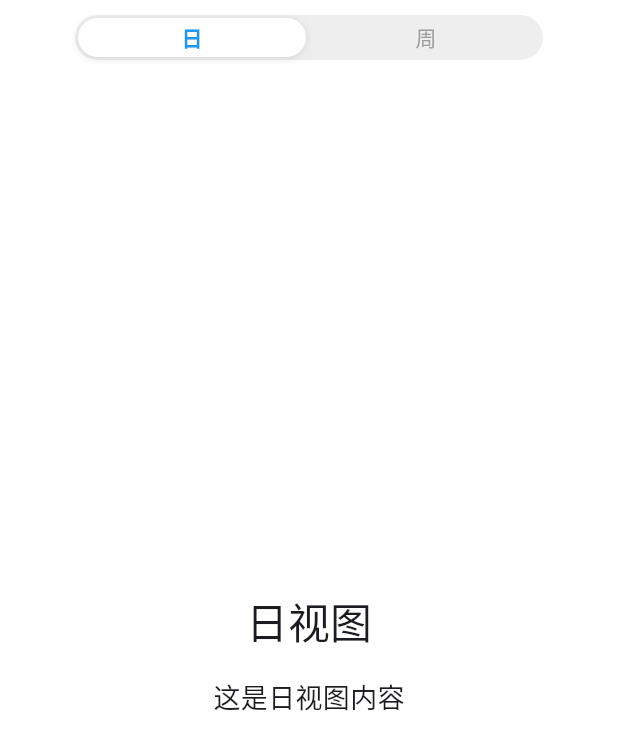
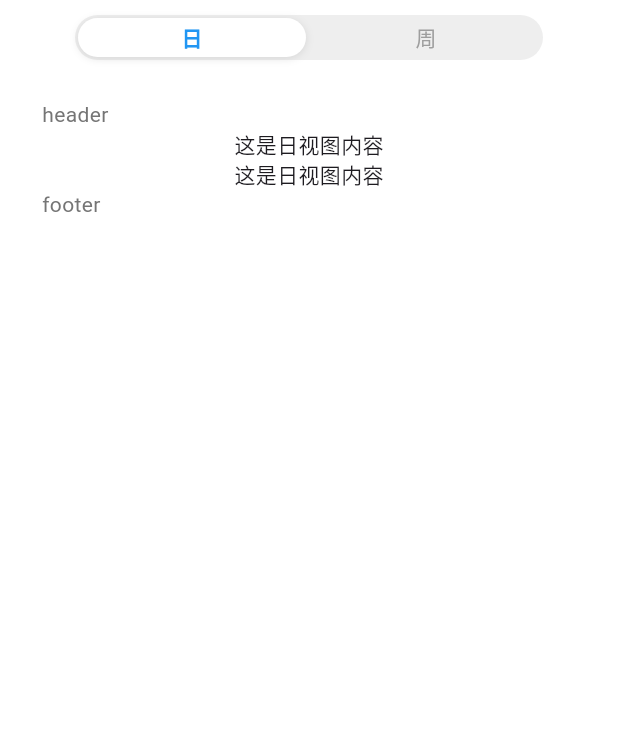
Before and after one commit to cnxianyi/time_monitor_mobile, a Flutter app: the screen it shows after launch, on a phone screen of 412 x 824 dp. Shown: the top 750 px of the screen. Run offline on Flutter 3.47's test engine with Material 3 defaults, Android fonts, the light colour scheme and no system bars.

Commit message:
初步实现body组件

```diff
--- /dev/null
+++ b/lib/components/bodyView.dart
@@ -0,0 +1,57 @@
+import 'package:flutter/material.dart';
+
+class BodyView extends StatelessWidget {
+  final String header;
+  final String footer;
+  final List<Widget> children;
+
+  const BodyView({
+    super.key,
+    required this.header,
+    required this.footer,
+    required this.children,
+  });
+
+  @override
+  Widget build(BuildContext context) {
+    return Column(
+      children: [
+        Row(
+          children: [
+            // 为 header 添加 Padding 和自定义样式
+            Padding(
+              padding: const EdgeInsets.only(left: 12.0), // 左侧 padding 5
+              child: Text(
+                header,
+                style: TextStyle(
+                  fontSize: Theme.of(
+                    context,
+                  ).textTheme.bodyMedium?.fontSize, // 字体小一号
+                  color: Colors.grey[600], // 灰色
+                ),
+              ),
+            ),
+          ],
+        ),
+        Column(children: [...children]),
+        Row(
+          children: [
+            // 为 header 添加 Padding 和自定义样式
+            Padding(
+              padding: const EdgeInsets.only(left: 12.0), // 左侧 padding 5
+              child: Text(
+                footer,
+                style: TextStyle(
+                  fontSize: Theme.of(
+                    context,
+                  ).textTheme.bodyMedium?.fontSize, // 字体小一号
+                  color: Colors.grey[600], // 灰色
+                ),
+              ),
+            ),
+          ],
+        ),
+      ],
+    );
+  }
+}
--- a/lib/components/day_view.dart
+++ /dev/null
@@ -1,21 +0,0 @@
-import 'package:flutter/material.dart';
-
-class DayView extends StatelessWidget {
-  final String title;
-
-  const DayView({super.key, required this.title});
-
-  @override
-  Widget build(BuildContext context) {
-    return Center(
-      child: Column(
-        mainAxisAlignment: MainAxisAlignment.center,
-        children: <Widget>[
-          Text('$title视图', style: Theme.of(context).textTheme.headlineMedium),
-          const SizedBox(height: 20),
-          const Text('这是日视图内容', style: TextStyle(fontSize: 18)),
-        ],
-      ),
-    );
-  }
-}
--- a/lib/components/tab_view_container.dart
+++ b/lib/components/tab_view_container.dart
@@ -1,6 +1,5 @@
 import 'package:flutter/material.dart';
 
-// 创建一个类似Vue RouterView的容器组件
 class TabViewContainer extends StatefulWidget {
   final List<String> tabs;
   final List<Widget> tabViews;
--- /dev/null
+++ b/lib/pages/day_view.dart
@@ -0,0 +1,26 @@
+import 'package:flutter/material.dart';
+import 'package:time_monitor_mobile/components/bodyView.dart';
+
+class DayView extends StatelessWidget {
+  final String title;
+
+  const DayView({super.key, required this.title});
+
+  @override
+  Widget build(BuildContext context) {
+    return Padding(
+      // 在 Column 外层包裹 Padding
+      padding: const EdgeInsets.all(16.0), // 添加所有方向 16 像素的内边距
+      child: Column(
+        // Column 的其他属性，如 mainAxisAlignment, crossAxisAlignment 等
+        children: const [
+          BodyView(
+            header: 'header',
+            footer: 'footer',
+            children: [Text('这是日视图内容'), Text('这是日视图内容')],
+          ),
+        ],
+      ),
+    );
+  }
+}
--- a/lib/pages/main_page.dart
+++ b/lib/pages/main_page.dart
@@ -1,7 +1,7 @@
 import 'package:flutter/material.dart';
 import 'package:time_monitor_mobile/components/tab_view_container.dart';
-import 'package:time_monitor_mobile/components/day_view.dart';
-import 'package:time_monitor_mobile/components/week_view.dart';
+import 'package:time_monitor_mobile/pages/day_view.dart';
+import 'package:time_monitor_mobile/pages/week_view.dart';
 
 class MainPage extends StatelessWidget {
   const MainPage({super.key, required this.title});
```
Also changed, not shown: lib/pages/week_view.dart (renamed from lib/components/week_view.dart).
